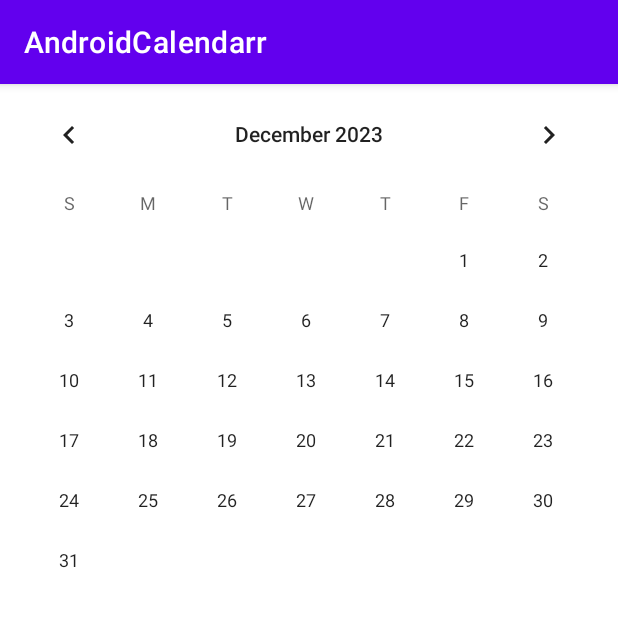
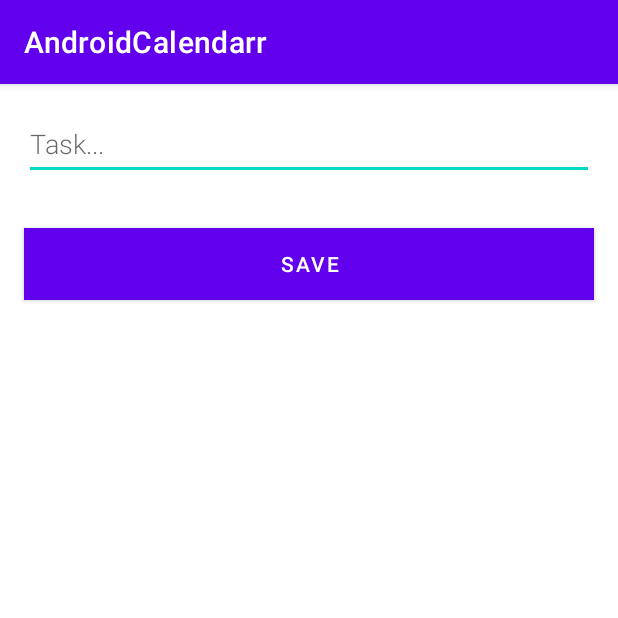
Before and after one commit to erfderdfg/AndroidCalendarr, an Android app: the screen it shows after launch (MainActivity before the commit, NewWordActivity after it), after a tap on an icon or button, on a phone screen of 412 x 824 dp, the top half of it. Run offline under Robolectric (Android 15) with nearby library versions, the phone set to English and light mode, and no system bars; our stand-ins replace Room's generated code.

Commit message:
Add a NewWordActivity Tab to insert tasks

```diff
--- a/app/build.gradle
+++ b/app/build.gradle
@@ -33,7 +33,10 @@ dependencies {
     implementation 'androidx.appcompat:appcompat:1.6.1'
     implementation 'com.google.android.material:material:1.11.0'
     implementation 'androidx.constraintlayout:constraintlayout:2.1.4'
+    implementation 'androidx.room:room-common:2.6.1'
+    implementation 'androidx.room:room-runtime:2.6.1'
     testImplementation 'junit:junit:4.13.2'
     androidTestImplementation 'androidx.test.ext:junit:1.1.5'
     androidTestImplementation 'androidx.test.espresso:espresso-core:3.5.1'
+    annotationProcessor 'androidx.room:room-compiler:2.6.1'
 }
--- a/app/src/main/AndroidManifest.xml
+++ b/app/src/main/AndroidManifest.xml
@@ -12,6 +12,9 @@
         android:theme="@style/Theme.AndroidCalendarr"
         tools:targetApi="34">
         <activity
+            android:name=".NewWordActivity"
+            android:exported="false" />
+        <activity
             android:name=".MainActivity"
             android:exported="true">
             <intent-filter>
--- a/app/src/main/java/com/example/androidcalendarr/MainActivity.java
+++ b/app/src/main/java/com/example/androidcalendarr/MainActivity.java
@@ -1,18 +1,44 @@
 package com.example.androidcalendarr;
 
+import android.content.Intent;
 import android.graphics.Color;
 import android.os.Bundle;
+import android.util.Log;
 import android.widget.CalendarView;
 import android.widget.Toast;
 
 import androidx.appcompat.app.AppCompatActivity;
+import androidx.lifecycle.LiveData;
+import androidx.lifecycle.ViewModelProvider;
+
+import com.google.android.material.floatingactionbutton.FloatingActionButton;
+
+import androidx.recyclerview.widget.LinearLayoutManager;
+import androidx.recyclerview.widget.RecyclerView;
+
+import android.content.Intent;
+import android.os.Bundle;
+import android.text.TextUtils;
+import android.widget.Button;
+
+import java.util.List;
+
 
 public class MainActivity extends AppCompatActivity {
 
     CalendarView simpleCalendarView;
+    private WordViewModel mWordViewModel;
+    private String date;
+
+    public static final int NEW_WORD_ACTIVITY_REQUEST_CODE = 1;
 
     @Override
     protected void onCreate(Bundle savedInstanceState) {
+        mWordViewModel = new ViewModelProvider(this).get(WordViewModel.class);
+        mWordViewModel.getAllWords().observe(this, words -> {
+            // Update the cached copy of the words in the adapter.
+
+        });
         super.onCreate(savedInstanceState);
         setContentView(R.layout.activity_main);
         simpleCalendarView = (CalendarView) findViewById(R.id.simpleCalendarView); // get the reference of CalendarView
@@ -21,10 +47,31 @@ public class MainActivity extends AppCompatActivity {
             @Override
             public void onSelectedDayChange(CalendarView view, int year, int month, int dayOfMonth) {
                 // display the selected date by using a toast
-                Toast.makeText(getApplicationContext(), dayOfMonth + "/" + month + "/" + year, Toast.LENGTH_LONG).show();
+                date = dayOfMonth + "/" + (month + 1) + "/" + year;
+                Toast.makeText(getApplicationContext(), dayOfMonth + "/" + (month + 1) + "/" + year, Toast.LENGTH_LONG).show();
+                LiveData<List<Word>> allWords = mWordViewModel.getAllWords();
+                allWords.
+                Log.i("test","");
             }
+        });
+        FloatingActionButton fab = findViewById(R.id.fab);
+        fab.setOnClickListener( view -> {
+            Intent intent = new Intent(MainActivity.this, NewWordActivity.class);
+            startActivityForResult(intent, NEW_WORD_ACTIVITY_REQUEST_CODE);
         });
     }
 
+    public void onActivityResult(int requestCode, int resultCode, Intent data) {
+        super.onActivityResult(requestCode, resultCode, data);
 
+        if (requestCode == NEW_WORD_ACTIVITY_REQUEST_CODE && resultCode == RESULT_OK) {
+            Word word = new Word(data.getStringExtra(NewWordActivity.EXTRA_REPLY), date, 1);
+            mWordViewModel.insert(word);
+        } else {
+            Toast.makeText(
+                    getApplicationContext(),
+                    R.string.empty_not_saved,
+                    Toast.LENGTH_LONG).show();
+        }
+    }
 }
--- /dev/null
+++ b/app/src/main/java/com/example/androidcalendarr/NewWordActivity.java
@@ -0,0 +1,36 @@
+package com.example.androidcalendarr;
+
+import androidx.appcompat.app.AppCompatActivity;
+
+import android.content.Intent;
+import android.os.Bundle;
+import android.text.TextUtils;
+import android.widget.Button;
+import android.widget.EditText;
+
+public class NewWordActivity extends AppCompatActivity {
+
+    public static final String EXTRA_REPLY = "com.example.android.wordlistsql.REPLY";
+
+    private EditText mEditWordView;
+
+    @Override
+    public void onCreate(Bundle savedInstanceState) {
+        super.onCreate(savedInstanceState);
+        setContentView(R.layout.activity_new_word);
+        mEditWordView = findViewById(R.id.edit_word);
+
+        final Button button = findViewById(R.id.button_save);
+        button.setOnClickListener(view -> {
+            Intent replyIntent = new Intent();
+            if (TextUtils.isEmpty(mEditWordView.getText())) {
+                setResult(RESULT_CANCELED, replyIntent);
+            } else {
+                String word = mEditWordView.getText().toString();
+                replyIntent.putExtra(EXTRA_REPLY, word);
+                setResult(RESULT_OK, replyIntent);
+            }
+            finish();
+        });
+    }
+}
--- /dev/null
+++ b/app/src/main/java/com/example/androidcalendarr/Word.java
@@ -0,0 +1,27 @@
+package com.example.androidcalendarr;
+
+import androidx.annotation.NonNull;
+import androidx.room.ColumnInfo;
+import androidx.room.Entity;
+import androidx.room.PrimaryKey;
+
+@Entity(tableName = "word_table")
+public class Word {
+
+    @PrimaryKey(autoGenerate = true)
+    private int id;
+
+    @NonNull
+    private String date;
+    @ColumnInfo(name = "word")
+    private String mWord;
+
+    public Word(@NonNull String word, String date, int id)
+    {this.mWord = word;
+        this.date = date;
+        this.id = id;}
+
+    public String getWord(){return this.mWord;}
+    public String getDate(){return this.date;}
+    public int getId(){return this.id;}
+}
--- /dev/null
+++ b/app/src/main/java/com/example/androidcalendarr/WordDao.java
@@ -0,0 +1,24 @@
+package com.example.androidcalendarr;
+
+import androidx.lifecycle.LiveData;
+import androidx.room.Dao;
+import androidx.room.Insert;
+import androidx.room.OnConflictStrategy;
+import androidx.room.Query;
+
+import java.util.List;
+
+@Dao
+public interface WordDao {
+
+    // allowing the insert of the same word multiple times by passing a
+    // conflict resolution strategy
+    @Insert(onConflict = OnConflictStrategy.IGNORE)
+    void insert(Word word);
+
+    @Query("DELETE FROM word_table")
+    void deleteAll();
+
+    @Query("SELECT * FROM word_table ORDER BY word ASC")
+    LiveData<List<Word>> getAlphabetizedWords();
+}
--- /dev/null
+++ b/app/src/main/java/com/example/androidcalendarr/WordRepository.java
@@ -0,0 +1,37 @@
+package com.example.androidcalendarr;
+
+import android.app.Application;
+
+import androidx.lifecycle.LiveData;
+
+import java.util.List;
+
+class WordRepository {
+
+    private WordDao mWordDao;
+    private LiveData<List<Word>> mAllWords;
+
+    // Note that in order to unit test the WordRepository, you have to remove the Application
+    // dependency. This adds complexity and much more code, and this sample is not about testing.
+    // See the BasicSample in the android-architecture-components repository at
+    // https://github.com/googlesamples
+    WordRepository(Application application) {
+        WordRoomDatabase db = WordRoomDatabase.getDatabase(application);
+        mWordDao = db.wordDao();
+        mAllWords = mWordDao.getAlphabetizedWords();
+    }
+
+    // Room executes all queries on a separate thread.
+    // Observed LiveData will notify the observer when the data has changed.
+    LiveData<List<Word>> getAllWords() {
+        return mAllWords;
+    }
+
+    // You must call this on a non-UI thread or your app will throw an exception. Room ensures
+    // that you're not doing any long running operations on the main thread, blocking the UI.
+    void insert(Word word) {
+        WordRoomDatabase.databaseWriteExecutor.execute(() -> {
+            mWordDao.insert(word);
+        });
+    }
+}
--- /dev/null
+++ b/app/src/main/java/com/example/androidcalendarr/WordRoomDatabase.java
@@ -0,0 +1,58 @@
+package com.example.androidcalendarr;
+
+import android.content.Context;
+
+import androidx.annotation.NonNull;
+import androidx.room.Database;
+import androidx.room.Room;
+import androidx.room.RoomDatabase;
+import androidx.sqlite.db.SupportSQLiteDatabase;
+
+import java.util.concurrent.ExecutorService;
+import java.util.concurrent.Executors;
+
+@Database(entities = {Word.class}, version = 1, exportSchema = false)
+public abstract class WordRoomDatabase extends RoomDatabase {
+
+    public abstract WordDao wordDao();
+
+    private static volatile WordRoomDatabase INSTANCE;
+    private static final int NUMBER_OF_THREADS = 4;
+    static final ExecutorService databaseWriteExecutor =
+            Executors.newFixedThreadPool(NUMBER_OF_THREADS);
+
+    private static RoomDatabase.Callback sRoomDatabaseCallback = new RoomDatabase.Callback() {
+        @Override
+        public void onCreate(@NonNull SupportSQLiteDatabase db) {
+            super.onCreate(db);
+
+            // If you want to keep data through app restarts,
+            // comment out the following block
+            databaseWriteExecutor.execute(() -> {
+                // Populate the database in the background.
+                // If you want to start with more words, just add them.
+                WordDao dao = INSTANCE.wordDao();
+                dao.deleteAll();
+
+                Word word = new Word("Hellox", "1/1/2023", 1);
+                dao.insert(word);
+                word = new Word("World", "1/1/2023", 1);
+                dao.insert(word);
+            });
+        }
+    };
+
+    static WordRoomDatabase getDatabase(final Context context) {
+        if (INSTANCE == null) {
+            synchronized (WordRoomDatabase.class) {
+                if (INSTANCE == null) {
+                    INSTANCE = Room.databaseBuilder(context.getApplicationContext(),
+                                    WordRoomDatabase.class, "word_database")
+                            .addCallback(sRoomDatabaseCallback)
+                            .build();
+                }
+            }
+        }
+        return INSTANCE;
+    }
+}
--- /dev/null
+++ b/app/src/main/java/com/example/androidcalendarr/WordViewModel.java
@@ -0,0 +1,25 @@
+package com.example.androidcalendarr;
+
+import android.app.Application;
+
+import androidx.lifecycle.AndroidViewModel;
+import androidx.lifecycle.LiveData;
+import com.example.androidcalendarr.Word;
+import java.util.List;
+
+public class WordViewModel extends AndroidViewModel {
+
+    private WordRepository mRepository;
+
+    private final LiveData<List<Word>> mAllWords;
+
+    public WordViewModel (Application application) {
+        super(application);
+        mRepository = new WordRepository(application);
+        mAllWords = mRepository.getAllWords();
+    }
+
+    LiveData<List<Word>> getAllWords() { return mAllWords; }
+
+    public void insert(Word word) { mRepository.insert(word); }
+}
--- /dev/null
+++ b/app/src/main/res/drawable/ic_add_black_24dp.xml
@@ -0,0 +1,6 @@
+<?xml version="1.0" encoding="utf-8"?>
+<vector android:height="24dp" android:tint="#000000"
+    android:viewportHeight="24" android:viewportWidth="24"
+    android:width="24dp" xmlns:android="http://schemas.android.com/apk/res/android">
+    <path android:fillColor="@android:color/white" android:pathData="M19,13h-6v6h-2v-6H5v-2h6V5h2v6h6v2z"/>
+</vector>
--- /dev/null
+++ b/app/src/main/res/layout/activity_new_word.xml
@@ -0,0 +1,27 @@
+<?xml version="1.0" encoding="utf-8"?>
+<LinearLayout xmlns:android="http://schemas.android.com/apk/res/android"
+    android:orientation="vertical"
+    android:layout_width="match_parent"
+    android:layout_height="match_parent">
+
+    <EditText
+        android:id="@+id/edit_word"
+        android:layout_width="match_parent"
+        android:layout_height="wrap_content"
+        android:minHeight="@dimen/min_height"
+        android:fontFamily="sans-serif-light"
+        android:hint="@string/hint_word"
+        android:inputType="textAutoComplete"
+        android:layout_margin="@dimen/big_padding"
+        android:textSize="18sp" />
+
+    <Button
+        android:id="@+id/button_save"
+        android:layout_width="match_parent"
+        android:layout_height="wrap_content"
+        android:layout_margin="@dimen/big_padding"
+        android:background="@color/colorPrimary"
+        android:text="@string/button_save"
+        android:textColor="@color/buttonLabel" />
+
+</LinearLayout>
--- a/app/src/main/res/values/colors.xml
+++ b/app/src/main/res/values/colors.xml
@@ -7,4 +7,6 @@
     <color name="teal_700">#FF018786</color>
     <color name="black">#FF000000</color>
     <color name="white">#FFFFFFFF</color>
+    <color name="buttonLabel">#FFFFFF</color>
+    <color name="colorPrimary">#000000</color>
 </resources>
--- /dev/null
+++ b/app/src/main/res/values/dimens.xml
@@ -0,0 +1,6 @@
+<?xml version="1.0" encoding="utf-8"?>
+<resources>
+    <dimen name="small_padding">8dp</dimen>
+    <dimen name="big_padding">16dp</dimen>
+    <dimen name="min_height">48dp</dimen>
+</resources>
--- a/app/src/main/res/values/strings.xml
+++ b/app/src/main/res/values/strings.xml
@@ -1,3 +1,7 @@
 <resources>
     <string name="app_name">AndroidCalendarr</string>
+    <string name="hint_word">Task...</string>
+    <string name="button_save">Save</string>
+    <string name="empty_not_saved">Word not saved because it is empty.</string>
+    <string name="add_word">\"Add\"</string>
 </resources>
```
Also changed, not shown: app/src/main/res/layout/activity_main.xml (+10 -0 lines).
